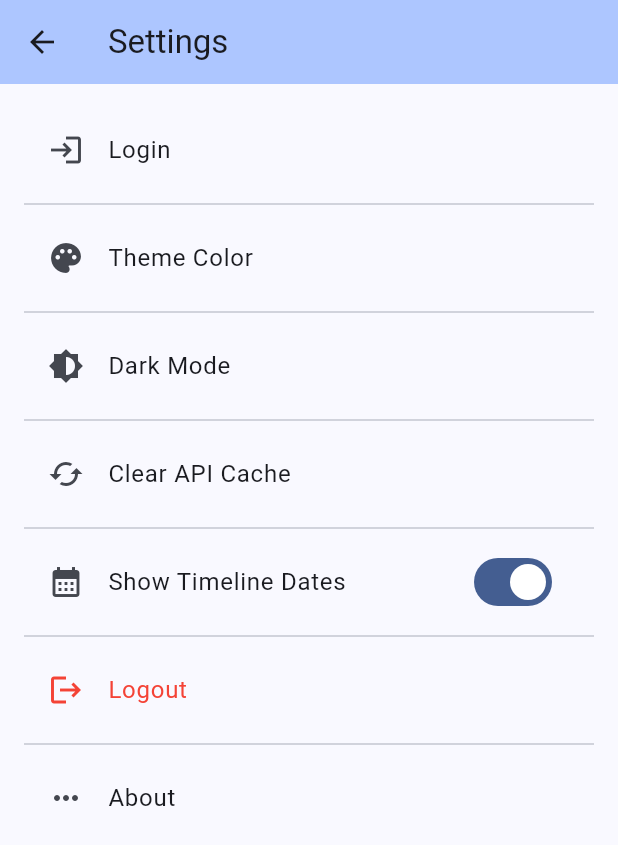
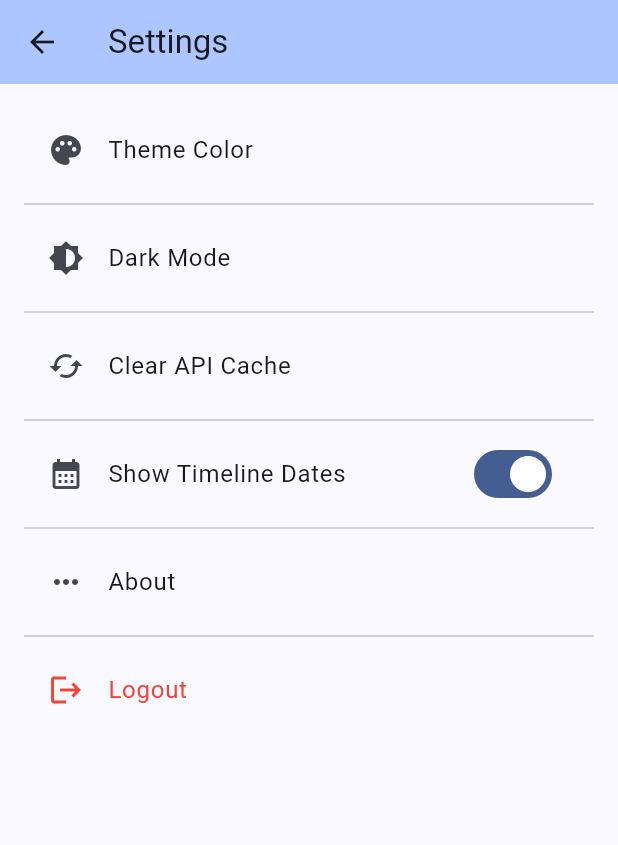
Before and after one commit to billhu0/OpenSIST-Flutter, a Flutter app: the SettingsPage screen opened by its route, on a phone screen of 412 x 824 dp. Shown: the top 845 px of the screen. Run offline on Flutter 3.47's test engine with Material 3 defaults, Android fonts, the light colour scheme and no system bars; our stand-ins replace shared_preferences; missing offline and left inert: markdown_widget; accounts and stored records are empty; network calls fail.

Commit message:
feat: reordered login and logout logic

```diff
--- a/lib/components/page_settings.dart
+++ b/lib/components/page_settings.dart
@@ -3,6 +3,7 @@ import 'package:shared_preferences/shared_preferences.dart';
 
 import '../main.dart'; // so we can access seedColorNotifier & themeModeNotifier
 import '../models/opensist_api.dart' as api;
+import 'opensist_login.dart';
 
 Future<void> clearCookie() async {
   final prefs = await SharedPreferences.getInstance();
@@ -158,6 +159,10 @@ class _SettingsPageState extends State<SettingsPage> {
             onPressed: () async {
               await clearCookie();
               Navigator.pop(context);
+              Navigator.of(context).pushAndRemoveUntil(
+                MaterialPageRoute(builder: (context) => LoginPage()),
+                    (Route<dynamic> route) => false,
+              );
             },
             child: const Text('Logout'),
           ),
@@ -178,14 +183,14 @@ class _SettingsPageState extends State<SettingsPage> {
       body: ListView(
         padding: const EdgeInsets.all(16),
         children: [
-          ListTile(
-            leading: const Icon(Icons.login),
-            title: const Text('Login'),
-            onTap: () {
-              Navigator.of(context).pushNamed('/opensist_login');
-            },
-          ),
-          const Divider(),
+          // ListTile(
+          //   leading: const Icon(Icons.login),
+          //   title: const Text('Login'),
+          //   onTap: () {
+          //     Navigator.of(context).pushNamed('/opensist_login');
+          //   },
+          // ),
+          // const Divider(),
 
           // THEME COLOR ITEM
           ListTile(
@@ -227,17 +232,6 @@ class _SettingsPageState extends State<SettingsPage> {
           const Divider(),
 
           ListTile(
-            leading: const Icon(Icons.logout, color: Colors.red),
-            title: const Text(
-              'Logout',
-              style: TextStyle(color: Colors.red),
-            ),
-            onTap: () => showLogoutDialog(context),
-          ),
-
-          const Divider(),
-
-          ListTile(
             leading: const Icon(Icons.more_horiz_sharp),
             title: const Text(
               'About',
@@ -248,7 +242,18 @@ class _SettingsPageState extends State<SettingsPage> {
               applicationVersion: 'v1.0.0',
               children: [ const Text('OpenSIST Flutter App Prototype, created by Bill Hu <opensist@billhu.us>') ],
             ),
-          )
+          ),
+
+          const Divider(),
+
+          ListTile(
+            leading: const Icon(Icons.logout, color: Colors.red),
+            title: const Text(
+              'Logout',
+              style: TextStyle(color: Colors.red),
+            ),
+            onTap: () => showLogoutDialog(context),
+          ),
         ],
       ),
     );
```
Also changed, not shown: lib/components/error_dialog.dart (+7 -0 lines), lib/components/opensist_login.dart (+9 -1 lines).
